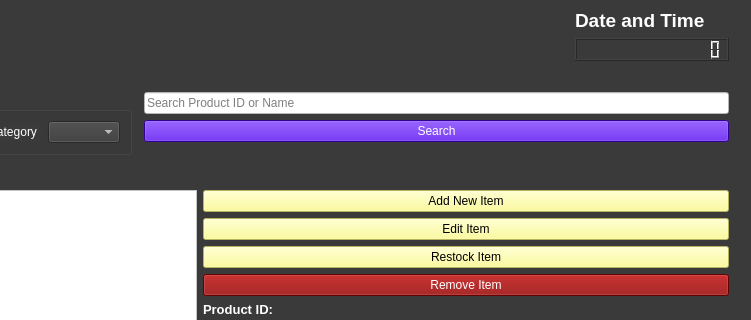
Qt form main.ui (Aenan05/MAXPC) before a commit; both pictures show x 351 to 1102 and y 0 to 320 of the 1102 by 896 pixel window.
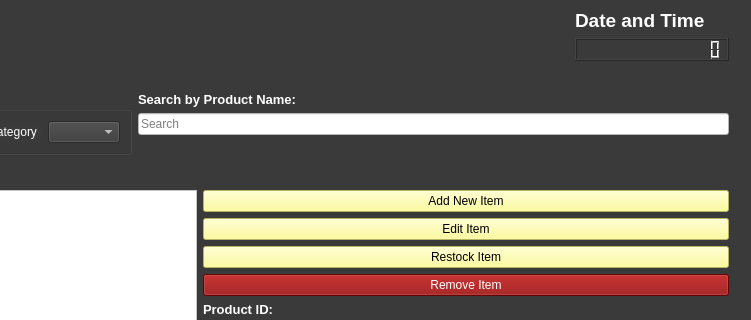
The same form after that commit. Icons and pictures are not drawn.

Commit message: 051823 0850 search function on main ui

```diff
--- a/main.ui
+++ b/main.ui
@@ -222,24 +222,30 @@
           </item>
           <item>
            <layout class="QFormLayout" name="formLayout_2">
-            <item row="0" column="1">
+            <item row="1" column="0" colspan="2">
              <widget class="QLineEdit" name="txtSearch">
               <property name="styleSheet">
                <string notr="true">background-color: rgb(255, 255, 255);</string>
               </property>
               <property name="placeholderText">
-               <string>Search Product ID or Name</string>
+               <string>Search</string>
               </property>
              </widget>
             </item>
-            <item row="1" column="1">
-             <widget class="QPushButton" name="btnSearch">
+            <item row="0" column="0" colspan="2">
+             <widget class="QLabel" name="label_19">
+              <property name="font">
+               <font>
+                <pointsize>10</pointsize>
+                <weight>75</weight>
+                <bold>true</bold>
+               </font>
+              </property>
               <property name="styleSheet">
-               <string notr="true">background-color: rgb(69, 0, 207);
-color: rgb(255, 255, 255);</string>
+               <string notr="true">color: rgb(255, 255, 255);</string>
               </property>
               <property name="text">
-               <string>Search</string>
+               <string>Search by Product Name:</string>
               </property>
              </widget>
             </item>
```
The commit also changes 2 other files.
